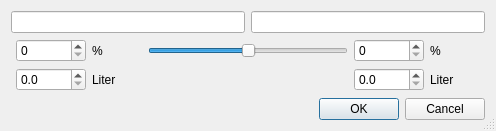
Before: the Qt Designer form kleiner-brauhelfer/dialogs/dlgsudteilen.ui in kleiner-brauhelfer/kleiner-brauhelfer-2, drawn with Qt 5.
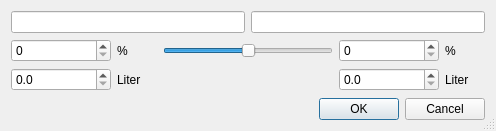
After: the same form once the commit is applied. Custom widgets are drawn as their Qt base class.

```diff
--- a/kleiner-brauhelfer/dialogs/dlgsudteilen.ui
+++ b/kleiner-brauhelfer/dialogs/dlgsudteilen.ui
@@ -43,20 +43,14 @@
    </item>
    <item>
     <layout class="QGridLayout" name="gridLayout">
-     <item row="0" column="1">
+     <item row="0" column="0">
       <widget class="SpinBox" name="spinBox_Percent1">
        <property name="minimumSize">
         <size>
-         <width>70</width>
+         <width>100</width>
          <height>0</height>
         </size>
        </property>
-       <property name="maximumSize">
-        <size>
-         <width>70</width>
-         <height>16777215</height>
-        </size>
-       </property>
        <property name="toolTip">
         <string>&lt;html&gt;&lt;head/&gt;&lt;body&gt;&lt;p&gt;In diesem Feld wird die erste Menge des geteilten Sudes &lt;span style=&quot; font-weight:600;&quot;&gt;prozentual&lt;/span&gt; bestimmt. Die zweite Teilmenge wird automatisch ermittelt.&lt;/p&gt;&lt;p&gt;&lt;span style=&quot; font-weight:600;&quot;&gt;Sude teilen&lt;/span&gt; ist eine gute Methode, um Variationen zeit- und kostengünstig umzusetzen.&lt;/p&gt;&lt;/body&gt;&lt;/html&gt;</string>
        </property>
@@ -65,20 +59,38 @@
        </property>
       </widget>
      </item>
+     <item row="1" column="1">
+      <widget class="QLabel" name="label_2">
+       <property name="text">
+        <string>Liter</string>
+       </property>
+      </widget>
+     </item>
      <item row="0" column="3">
+      <widget class="SpinBox" name="spinBox_Percent2">
+       <property name="minimumSize">
+        <size>
+         <width>100</width>
+         <height>0</height>
+        </size>
+       </property>
+       <property name="toolTip">
+        <string>&lt;html&gt;&lt;head/&gt;&lt;body&gt;&lt;p&gt;In diesem Feld wird die zweite Menge des geteilten Sudes &lt;span style=&quot; font-weight:600;&quot;&gt;prozentual&lt;/span&gt; bestimmt. Die erste Teilmenge wird automatisch ermittelt.&lt;/p&gt;&lt;p&gt;&lt;span style=&quot; font-weight:600;&quot;&gt;Sude teilen&lt;/span&gt; ist eine gute Methode, um Variationen zeit- und kostengünstig umzusetzen.&lt;/p&gt;&lt;/body&gt;&lt;/html&gt;</string>
+       </property>
+       <property name="maximum">
+        <number>100</number>
+       </property>
+      </widget>
+     </item>
+     <item row="1" column="4">
+      <widget class="QLabel" name="label_4">
+       <property name="text">
+        <string>Liter</string>
+       </property>
+      </widget>
+     </item>
+     <item row="0" column="2">
       <widget class="QSlider" name="horizontalSlider_Percent">
-       <property name="minimumSize">
-        <size>
-         <width>200</width>
-         <height>0</height>
-        </size>
-       </property>
-       <property name="maximumSize">
-        <size>
-         <width>200</width>
-         <height>16777215</height>
-        </size>
-       </property>
        <property name="toolTip">
         <string>&lt;html&gt;&lt;head/&gt;&lt;body&gt;&lt;p&gt;Mit dem Schieberegler kann die prozentuale Verteilung zwischen erstem und zweitem &lt;span style=&quot; font-weight:600;&quot;&gt;Teilsud&lt;/span&gt; bequem verteilt werden. Eine händische Eingabe in die Felder links und rechts erübrigt sich damit.&lt;/p&gt;&lt;p&gt;&lt;span style=&quot; font-weight:600;&quot;&gt;Sude teilen&lt;/span&gt; ist eine gute Methode, um Variationen zeit- und kostengünstig umzusetzen.&lt;/p&gt;&lt;/body&gt;&lt;/html&gt;</string>
        </property>
@@ -93,70 +105,7 @@
        </property>
       </widget>
      </item>
-     <item row="0" column="4">
-      <widget class="SpinBox" name="spinBox_Percent2">
-       <property name="minimumSize">
-        <size>
-         <width>70</width>
-         <height>0</height>
-        </size>
-       </property>
-       <property name="maximumSize">
-        <size>
-         <width>70</width>
-         <height>16777215</height>
-        </size>
-       </property>
-       <property name="toolTip">
-        <string>&lt;html&gt;&lt;head/&gt;&lt;body&gt;&lt;p&gt;In diesem Feld wird die zweite Menge des geteilten Sudes &lt;span style=&quot; font-weight:600;&quot;&gt;prozentual&lt;/span&gt; bestimmt. Die erste Teilmenge wird automatisch ermittelt.&lt;/p&gt;&lt;p&gt;&lt;span style=&quot; font-weight:600;&quot;&gt;Sude teilen&lt;/span&gt; ist eine gute Methode, um Variationen zeit- und kostengünstig umzusetzen.&lt;/p&gt;&lt;/body&gt;&lt;/html&gt;</string>
-       </property>
-       <property name="maximum">
-        <number>100</number>
-       </property>
-      </widget>
-     </item>
-     <item row="0" column="0">
-      <spacer name="horizontalSpacer">
-       <property name="orientation">
-        <enum>Qt::Horizontal</enum>
-       </property>
-       <property name="sizeHint" stdset="0">
-        <size>
-         <width>40</width>
-         <height>20</height>
-        </size>
-       </property>
-      </spacer>
-     </item>
-     <item row="1" column="1">
-      <widget class="DoubleSpinBox" name="doubleSpinBox_Amount1">
-       <property name="minimumSize">
-        <size>
-         <width>70</width>
-         <height>0</height>
-        </size>
-       </property>
-       <property name="maximumSize">
-        <size>
-         <width>70</width>
-         <height>16777215</height>
-        </size>
-       </property>
-       <property name="toolTip">
-        <string>&lt;html&gt;&lt;head/&gt;&lt;body&gt;&lt;p&gt;In diesem Feld wird die erste Menge des geteilten Sudes &lt;span style=&quot; font-weight:600;&quot;&gt;nach Menge&lt;/span&gt; bestimmt. Die zweite Teilmenge wird automatisch ermittelt.&lt;/p&gt;&lt;/body&gt;&lt;/html&gt;</string>
-       </property>
-       <property name="decimals">
-        <number>1</number>
-       </property>
-       <property name="maximum">
-        <double>9999.000000000000000</double>
-       </property>
-       <property name="singleStep">
-        <double>0.100000000000000</double>
-       </property>
-      </widget>
-     </item>
-     <item row="1" column="4">
+     <item row="1" column="3">
       <widget class="DoubleSpinBox" name="doubleSpinBox_Amount2">
        <property name="toolTip">
         <string>&lt;html&gt;&lt;head/&gt;&lt;body&gt;&lt;p&gt;In diesem Feld wird die zweite Menge des geteilten Sudes &lt;span style=&quot; font-weight:600;&quot;&gt;nach Menge&lt;/span&gt; bestimmt. Die erste Teilmenge wird automatisch ermittelt.&lt;/p&gt;&lt;/body&gt;&lt;/html&gt;</string>
@@ -172,82 +121,47 @@
        </property>
       </widget>
      </item>
-     <item row="0" column="5">
+     <item row="0" column="4">
       <widget class="QLabel" name="label_3">
        <property name="minimumSize">
         <size>
-         <width>50</width>
+         <width>40</width>
          <height>0</height>
         </size>
        </property>
-       <property name="maximumSize">
-        <size>
-         <width>50</width>
-         <height>16777215</height>
-        </size>
-       </property>
        <property name="text">
         <string>%</string>
        </property>
       </widget>
      </item>
-     <item row="0" column="2">
+     <item row="0" column="1">
       <widget class="QLabel" name="label">
        <property name="minimumSize">
         <size>
-         <width>50</width>
-         <height>0</height>
-        </size>
-       </property>
-       <property name="maximumSize">
-        <size>
-         <width>50</width>
-         <height>16777215</height>
-        </size>
-       </property>
-       <property name="text">
-        <string>%</string>
-       </property>
-      </widget>
-     </item>
-     <item row="1" column="5">
-      <widget class="QLabel" name="label_4">
-       <property name="minimumSize">
-        <size>
-         <width>50</width>
-         <height>0</height>
-        </size>
-       </property>
-       <property name="maximumSize">
-        <size>
-         <width>50</width>
-         <height>16777215</height>
-        </size>
-       </property>
-       <property name="text">
-        <string>Liter</string>
-       </property>
-      </widget>
-     </item>
-     <item row="1" column="2">
-      <widget class="QLabel" name="label_2">
-       <property name="text">
-        <string>Liter</string>
-       </property>
-      </widget>
-     </item>
-     <item row="0" column="6">
-      <spacer name="horizontalSpacer_2">
-       <property name="orientation">
-        <enum>Qt::Horizontal</enum>
-       </property>
-       <property name="sizeHint" stdset="0">
-        <size>
          <width>40</width>
-         <height>20</height>
+         <height>0</height>
         </size>
        </property>
-      </spacer>
+       <property name="text">
+        <string>%</string>
+       </property>
+      </widget>
+     </item>
+     <item row="1" column="0">
+      <widget class="DoubleSpinBox" name="doubleSpinBox_Amount1">
+       <property name="toolTip">
+        <string>&lt;html&gt;&lt;head/&gt;&lt;body&gt;&lt;p&gt;In diesem Feld wird die erste Menge des geteilten Sudes &lt;span style=&quot; font-weight:600;&quot;&gt;nach Menge&lt;/span&gt; bestimmt. Die zweite Teilmenge wird automatisch ermittelt.&lt;/p&gt;&lt;/body&gt;&lt;/html&gt;</string>
+       </property>
+       <property name="decimals">
+        <number>1</number>
+       </property>
+       <property name="maximum">
+        <double>9999.000000000000000</double>
+       </property>
+       <property name="singleStep">
+        <double>0.100000000000000</double>
+       </property>
+      </widget>
      </item>
     </layout>
    </item>
```
